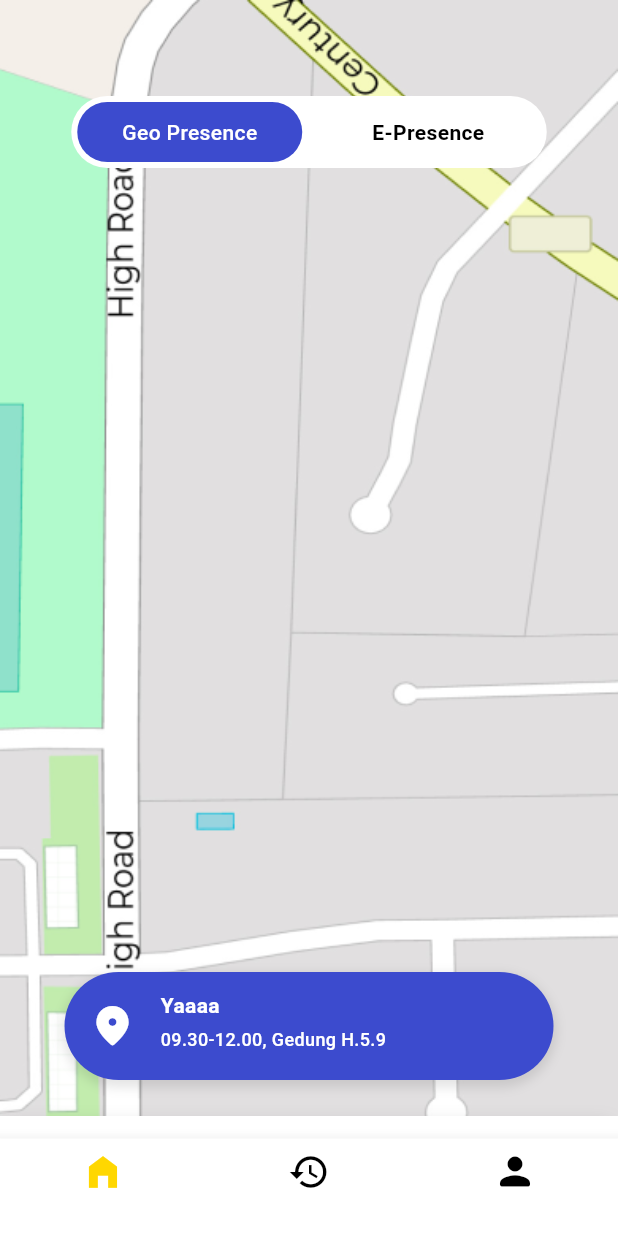
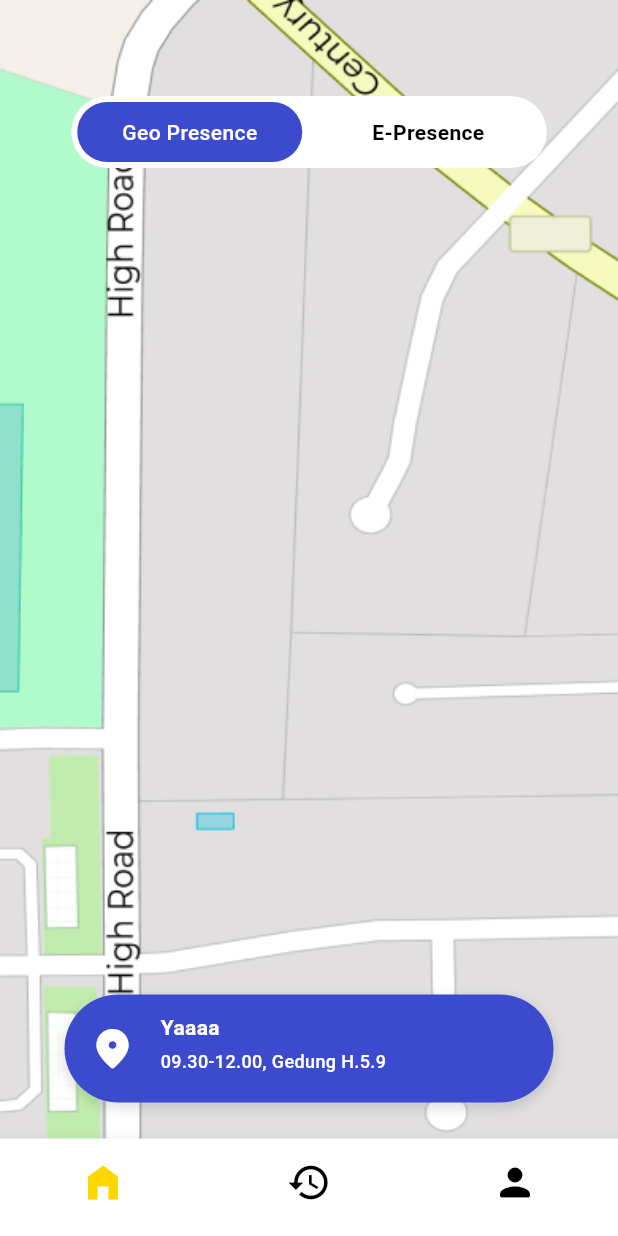
Before and after one commit to aurelwidyanti/attenfence, a Flutter app: the screen it shows after launch, on a phone screen of 412 x 824 dp. Run offline on Flutter 3.47's test engine with Material 3 defaults, Android fonts, the phone set to English and light mode, and no system bars.

Commit message:
refactor: Remove Container and hide all label on custome navigation bar

```diff
--- a/lib/widgets/custom_navigation_bar.dart
+++ b/lib/widgets/custom_navigation_bar.dart
@@ -21,37 +21,26 @@ class _CustomNavigationBarState extends State<CustomNavigationBar> {
 
   @override
   Widget build(BuildContext context) {
-    return Container(
-      height: 80,
-      alignment: Alignment.bottomCenter,
-      decoration: const BoxDecoration(
-        color: Colors.white,
-        boxShadow: [
-          BoxShadow(
-            color: Color.fromRGBO(0, 0, 0, 0.15),
-            spreadRadius: -5,
-            blurRadius: 10,
-          ),
-        ],
-      ),
-      child: BottomNavigationBar(
+    return BottomNavigationBar(
       backgroundColor: Colors.white,
       currentIndex: widget.currentIndex,
       onTap: _onItemTapped,
       selectedItemColor: const Color.fromRGBO(255, 215, 0, 1),
       unselectedItemColor: const Color.fromARGB(255, 0, 0, 0),
+      showSelectedLabels: false,
+      showUnselectedLabels: false,
       items: const [
         BottomNavigationBarItem(
           icon: Icon(
             Icons.home_filled,
-              size: 28,
+            size: 30,
           ),
           label: '',
         ),
         BottomNavigationBarItem(
           icon: Icon(
             Icons.history,
-              size: 28,
+            size: 30,
           ),
           label: '',
         ),
@@ -63,7 +52,6 @@ class _CustomNavigationBarState extends State<CustomNavigationBar> {
           label: '',
         ),
       ],
-      ),
     );
   }
 }
```
Lines whose indentation alone changed are shown as unchanged.
